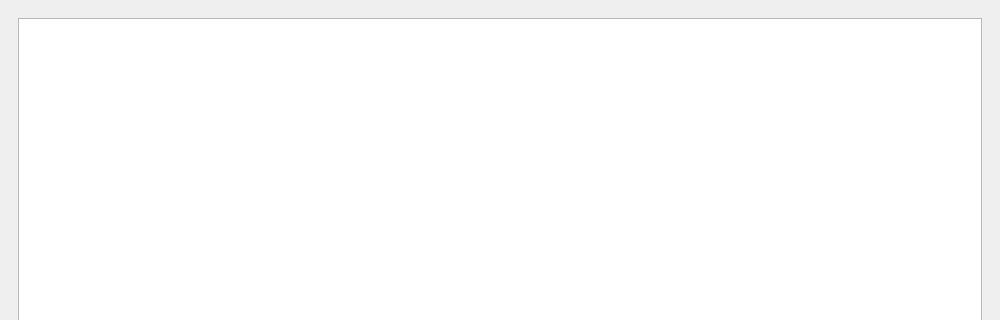
First picture: the form in ui/main_window.ui, repository artmexbet/DesktopContest, before the edit; both pictures show x 0 to 1000 and y 0 to 320 of the 1000 by 763 pixel window.
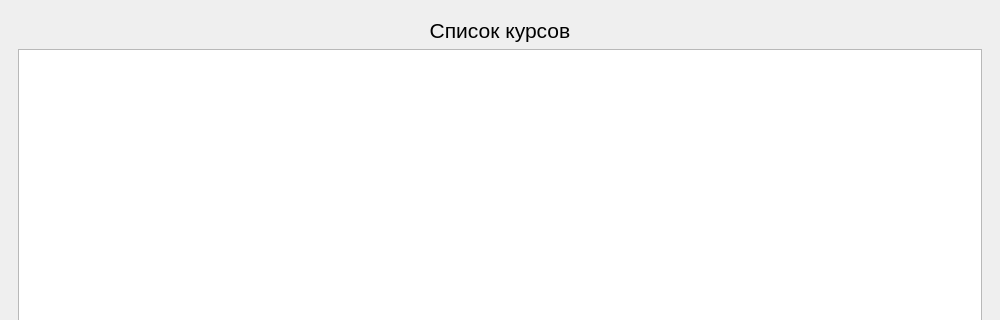
Second picture: the form after the edit. The open tabs and pages were chosen to show the change.

The edit to the form file:
```diff
--- a/ui/main_window.ui
+++ b/ui/main_window.ui
@@ -30,16 +30,7 @@
         </property>
         <widget class="QWidget" name="courses_page">
          <layout class="QGridLayout" name="gridLayout_4">
-          <item row="0" column="0">
-           <widget class="QListWidget" name="courses_list_widget">
-            <property name="font">
-             <font>
-              <pointsize>14</pointsize>
-             </font>
-            </property>
-           </widget>
-          </item>
-          <item row="1" column="0">
+          <item row="2" column="0">
            <widget class="QPushButton" name="open_course_btn">
             <property name="font">
              <font>
@@ -51,6 +42,30 @@
             </property>
            </widget>
           </item>
+          <item row="1" column="0">
+           <widget class="QListWidget" name="courses_list_widget">
+            <property name="font">
+             <font>
+              <pointsize>14</pointsize>
+             </font>
+            </property>
+           </widget>
+          </item>
+          <item row="0" column="0">
+           <widget class="QLabel" name="label">
+            <property name="font">
+             <font>
+              <pointsize>16</pointsize>
+             </font>
+            </property>
+            <property name="text">
+             <string>Список курсов</string>
+            </property>
+            <property name="alignment">
+             <set>Qt::AlignHCenter|Qt::AlignTop</set>
+            </property>
+           </widget>
+          </item>
          </layout>
         </widget>
         <widget class="QWidget" name="lessons_page">
```
Left out of the diff: 25 changed lines with no effect on the pictures.
